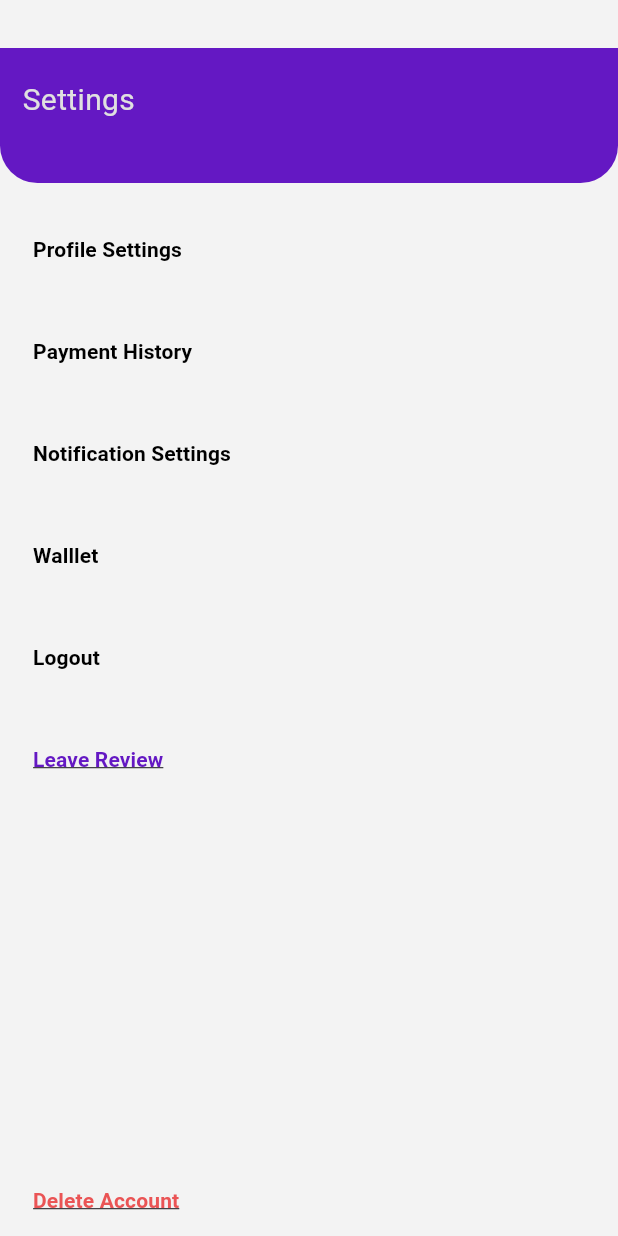
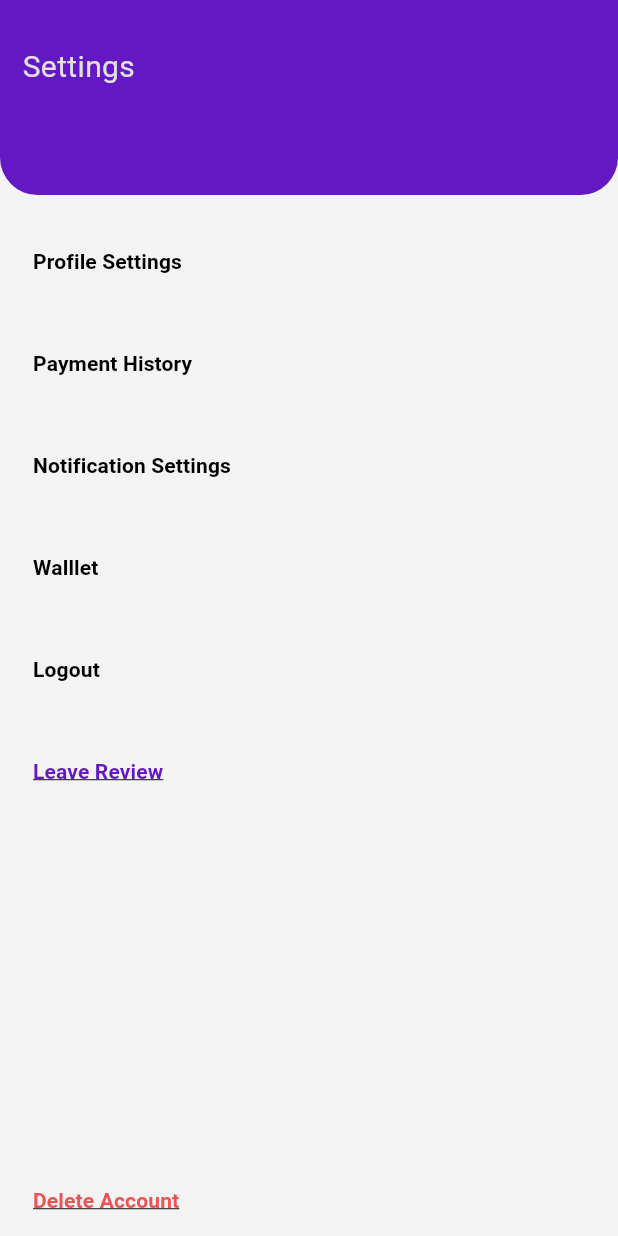
Before and after one commit to santosh81066/bb_user, a Flutter app: the SettingsScreen screen opened directly, on a phone screen of 412 x 824 dp. Run offline on Flutter 3.47's test engine with Material 3 defaults, Android fonts, the phone set to English and light mode, and no system bars; our stand-ins replace flutter_map, flutter_rating_bar, flutter_riverpod, image_picker, latlong2, shared_preferences and 1 more; accounts and stored records are empty.

Commit message:
feb 28 updated

```diff
--- a/lib/Screens/home.dart
+++ b/lib/Screens/home.dart
@@ -45,10 +45,10 @@ class _HomeScreenState extends ConsumerState<HomeScreen> {
         crossAxisAlignment: CrossAxisAlignment.start,
         children: [
           Padding(
-            padding: const EdgeInsets.only(top: 32.0),
+            padding: const EdgeInsets.only(top: 0.0),
             child: Container(
               width: double.infinity,
-              height: 90,
+              height: 130,
               decoration: const BoxDecoration(
                   color: Color(0xFF6418C3),
                   shape: BoxShape.rectangle,
--- a/lib/Screens/managebooking.dart
+++ b/lib/Screens/managebooking.dart
@@ -40,12 +40,12 @@ class _ManageBookingScreenState extends State<ManageBookingScreen>
       body: Column(
         children: [
           Padding(
-            padding: const EdgeInsets.only(top: 32.0),
+            padding: const EdgeInsets.only(top: 0.0),
             child: Column(
               children: [
                 Container(
                   width: double.infinity,
-                  height: 90,
+                  height: 130,
                   // ignore: unnecessary_const
                   decoration: const BoxDecoration(
                       color: Color(0xFF6418C3),
@@ -54,7 +54,7 @@ class _ManageBookingScreenState extends State<ManageBookingScreen>
                           bottomEnd: Radius.circular(25),
                           bottomStart: Radius.circular(25))),
                   child: const Padding(
-                    padding: EdgeInsets.only(top: 20.0, left: 15),
+                    padding: EdgeInsets.only(top: 30.0, left: 15),
                     child: Text("Manage Booking",
                         style: TextStyle(
                             color: CoustColors.colrEdtxt4, fontSize: 20)),
--- a/lib/Screens/settings.dart
+++ b/lib/Screens/settings.dart
@@ -49,14 +49,14 @@ class _SettingsScreenState extends State<SettingsScreen> {
             mainAxisAlignment: MainAxisAlignment.spaceBetween,
             children: [
               Padding(
-                padding: const EdgeInsets.only(top: 32.0),
+                padding: const EdgeInsets.only(top: 0.0),
                 child: Column(
                   crossAxisAlignment: CrossAxisAlignment.start,
                   mainAxisAlignment: MainAxisAlignment.start,
                   children: [
                     Container(
                       width: double.infinity,
-                      height: 90,
+                      height: 130,
                       // ignore: unnecessary_const
                       decoration: const BoxDecoration(
                           color: Color(0xFF6418C3),
@@ -65,7 +65,7 @@ class _SettingsScreenState extends State<SettingsScreen> {
                               bottomEnd: Radius.circular(25),
                               bottomStart: Radius.circular(25))),
                       child: const Padding(
-                        padding: EdgeInsets.only(top: 20.0, left: 15),
+                        padding: EdgeInsets.only(top: 30.0, left: 15),
                         child: Text("Settings",
                             style: TextStyle(
                                 color: CoustColors.colrEdtxt4, fontSize: 20)),
--- a/lib/Screens/venues.dart
+++ b/lib/Screens/venues.dart
@@ -38,12 +38,12 @@ class _VenuscreenState extends ConsumerState<Venuscreen> {
       body: Column(
         children: [
           Padding(
-            padding: const EdgeInsets.only(top: 32.0),
+            padding: const EdgeInsets.only(top: 0.0),
             child: Column(
               children: [
                 Container(
                   width: double.infinity,
-                  height: 90,
+                  height: 130,
                   // ignore: unnecessary_const
                   decoration: const BoxDecoration(
                       color: Color(0xFF6418C3),
@@ -52,7 +52,7 @@ class _VenuscreenState extends ConsumerState<Venuscreen> {
                           bottomEnd: Radius.circular(25),
                           bottomStart: Radius.circular(25))),
                   child: const Padding(
-                    padding: EdgeInsets.only(top: 20.0, left: 15),
+                    padding: EdgeInsets.only(top: 30.0, left: 15),
                     child: Text("Venues",
                         style: TextStyle(
                             color: CoustColors.colrEdtxt4, fontSize: 20)),
--- a/lib/utils/bbapi.dart
+++ b/lib/utils/bbapi.dart
@@ -1,5 +1,5 @@
 class Bbapi {
-  static const String baseUrl = "http://www.gocodedesigners.com";
+  static const String baseUrl = "https://www.gocodedesigners.com";
   static const String register = "$baseUrl/register/";
   static const String registration = "$baseUrl/bbusereg";
   static const String update_user = "$baseUrl/update_user/";
```
